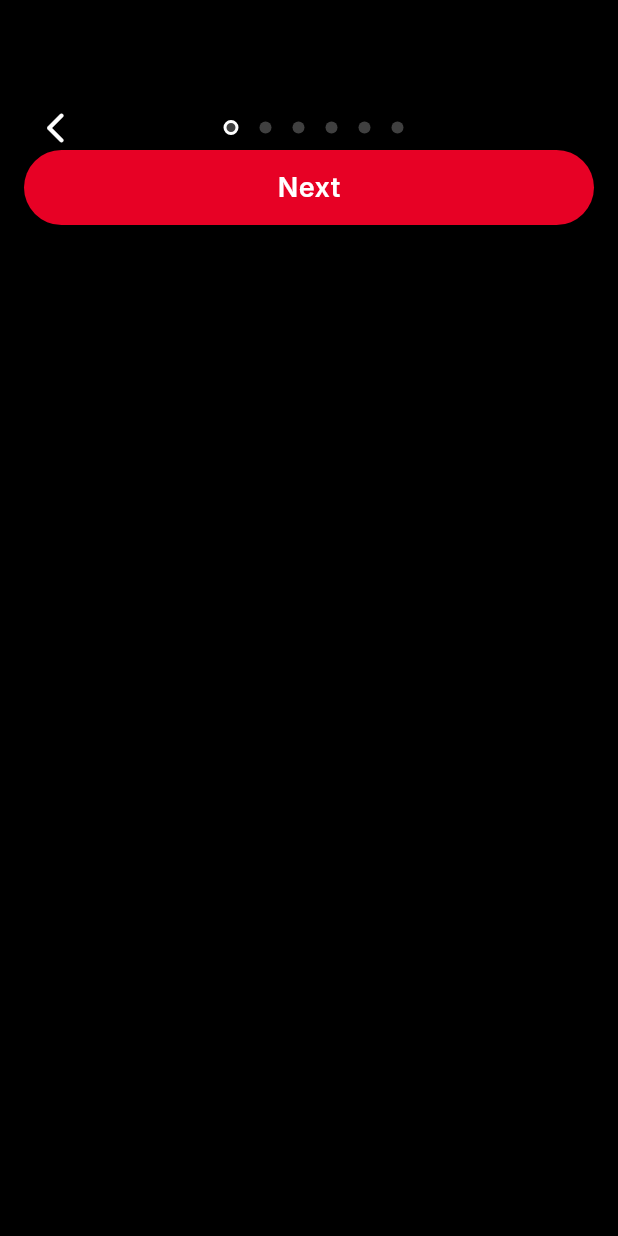
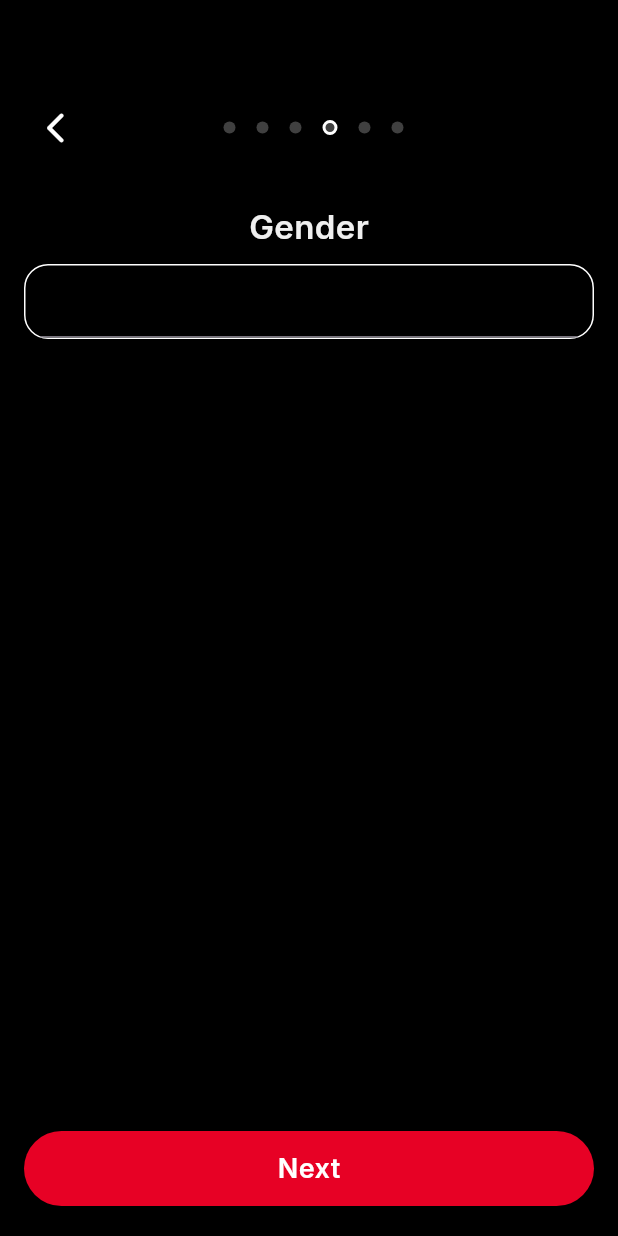
Before and after one commit to lyGrace2003/pinterest_clone, a Flutter app: the SignUpGender screen opened directly, on a phone screen of 412 x 824 dp. Run offline on Flutter 3.47's test engine with Material 3 defaults, Android fonts, the phone set to English and light mode, and no system bars; our stand-ins replace flutter_svg, google_fonts.

Commit message:
added wigets for gender, birthday, and locations

```diff
--- a/lib/screens/log-in/sign-up/sign-up-details/birthday.dart
+++ b/lib/screens/log-in/sign-up/sign-up-details/birthday.dart
@@ -3,7 +3,7 @@ import 'package:google_fonts/google_fonts.dart';
 import 'package:pinterest_clone/widgets/sign-up_navigation.dart';
 
 import '../../../../widgets/buttons.dart';
-import 'locations.dart';
+import 'gender.dart';
 
 class SignUpBirthday extends StatefulWidget {
   const SignUpBirthday({super.key});
@@ -51,7 +51,7 @@ class _SignUpBirthdayState extends State<SignUpBirthday> {
                     )
                   ),
             const Spacer(),
-            const ButtonWidget(text: 'Next', textColor: 'white', buttonColor: 'red', nextPage: SignUpLocations()),
+            const ButtonWidget(text: 'Next', textColor: 'white', buttonColor: 'red', nextPage: SignUpGender()),
             const SizedBox(height: 20,),
           ],
         ),
--- a/lib/screens/log-in/sign-up/sign-up-details/gender.dart
+++ b/lib/screens/log-in/sign-up/sign-up-details/gender.dart
@@ -1,4 +1,5 @@
 import 'package:flutter/material.dart';
+import 'package:google_fonts/google_fonts.dart';
 import 'package:pinterest_clone/screens/log-in/sign-up/sign-up-details/locations.dart';
 
 import '../../../../widgets/buttons.dart';
@@ -14,14 +15,44 @@ class SignUpGender extends StatefulWidget {
 class _SignUpGenderState extends State<SignUpGender> {
    @override
   Widget build(BuildContext context) {
-    return const SafeArea(
+    return SafeArea(
       child: Scaffold(
-        backgroundColor: Color(0xFF000000),
+        backgroundColor: const Color(0xFF000000),
         body: Column(
           children: [
-            SizedBox(height: 50,),
-            SignUpNavigator(selectedIndex: 0),
-            ButtonWidget(text: 'Next', textColor: 'white', buttonColor: 'red', nextPage: SignUpLocations())
+            const SizedBox(height: 50,),
+            const SignUpNavigator(selectedIndex: 3),
+            const SizedBox(height: 35,),
+            Text(
+                'Gender',
+                style: GoogleFonts.inter(
+                  color: const Color(0xFFEFEFEF),
+                  fontSize: 22,
+                  fontWeight: FontWeight.w600,
+                  ),
+                ),
+            const SizedBox(height: 10,),
+            Container(
+                    width: 380,
+                    height: 50,
+                    decoration: BoxDecoration(
+                      borderRadius: BorderRadius.circular(16),
+                      border: Border.all(width: 1, color: const Color(0xFFFFFFFF))
+                    ),
+                    child: Padding(
+                      padding: const EdgeInsets.fromLTRB(10, 0, 10, 0),
+                      child: TextField(
+                        style: GoogleFonts.inter(
+                          color: const Color(0xFFFFFFFF),
+                          fontSize: 18,
+                          fontWeight: FontWeight.w400,
+                        ),
+                      ),
+                    )
+                  ),
+            const Spacer(),
+            const ButtonWidget(text: 'Next', textColor: 'white', buttonColor: 'red', nextPage: SignUpLocations()),
+            const SizedBox(height: 20,),
           ],
         ),
       ),
```
Also changed, not shown: lib/screens/log-in/sign-up/sign-up-details/locations.dart (+7 -11 lines).
